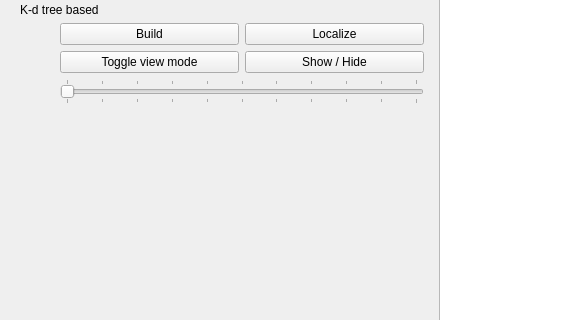
Qt form Source/PL3DS.Gui/src/Dialogs/LocalizeDialog.ui (osipyonok/PointLocationIn3DSubdivision) before a commit; both pictures show x 0 to 564 and y 287 to 607 of the 968 by 777 pixel window.
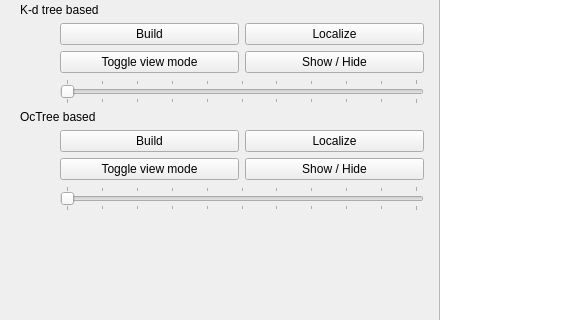
The same form after that commit.

Commit message: OcTree localizer

```diff
--- a/Source/PL3DS.Gui/src/Dialogs/LocalizeDialog.ui
+++ b/Source/PL3DS.Gui/src/Dialogs/LocalizeDialog.ui
@@ -304,6 +304,74 @@
           </item>
          </layout>
         </item>
+        <item>
+         <widget class="QLabel" name="label_9">
+          <property name="text">
+           <string>OcTree based</string>
+          </property>
+         </widget>
+        </item>
+        <item>
+         <layout class="QGridLayout" name="gridLayout_4">
+          <item row="0" column="1">
+           <widget class="QPushButton" name="mp_btn_octree_build">
+            <property name="text">
+             <string>Build</string>
+            </property>
+           </widget>
+          </item>
+          <item row="1" column="2">
+           <widget class="QPushButton" name="mp_btn_octree_show_hide">
+            <property name="text">
+             <string>Show / Hide</string>
+            </property>
+           </widget>
+          </item>
+          <item row="0" column="2">
+           <widget class="QPushButton" name="mp_btn_octree_localize">
+            <property name="text">
+             <string>Localize</string>
+            </property>
+           </widget>
+          </item>
+          <item row="1" column="1">
+           <widget class="QPushButton" name="mp_btn_octree_toggle">
+            <property name="text">
+             <string>Toggle view mode</string>
+            </property>
+           </widget>
+          </item>
+          <item row="0" column="0">
+           <spacer name="horizontalSpacer_3">
+            <property name="orientation">
+             <enum>Qt::Horizontal</enum>
+            </property>
+            <property name="sizeType">
+             <enum>QSizePolicy::Fixed</enum>
+            </property>
+            <property name="sizeHint" stdset="0">
+             <size>
+              <width>40</width>
+              <height>20</height>
+             </size>
+            </property>
+           </spacer>
+          </item>
+          <item row="2" column="1" colspan="2">
+           <widget class="QSlider" name="mp_slider_octree_layer">
+            <property name="maximum">
+             <number>10</number>
+            </property>
+            <property name="orientation">
+             <enum>Qt::Horizontal</enum>
+            </property>
+            <property name="tickPosition">
+             <enum>QSlider::TicksBothSides</enum>
+            </property>
+           </widget>
+          </item>
+         </layout>
+        </item>
         <item>
          <spacer name="verticalSpacer">
           <property name="orientation">
```
The commit also changes 12 other files.
